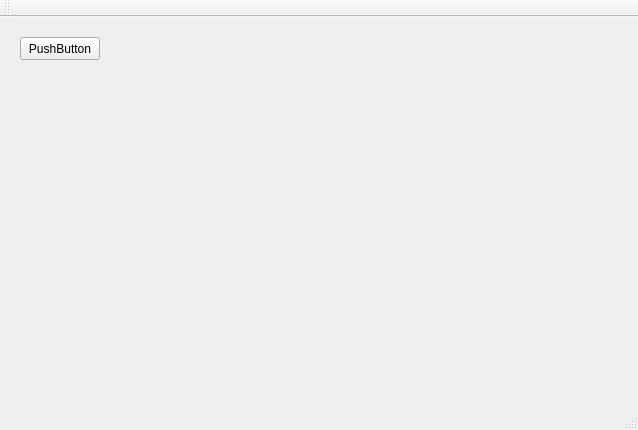
Old version of the form gui/mainwindow.ui in the repository VladimirGl/hand.
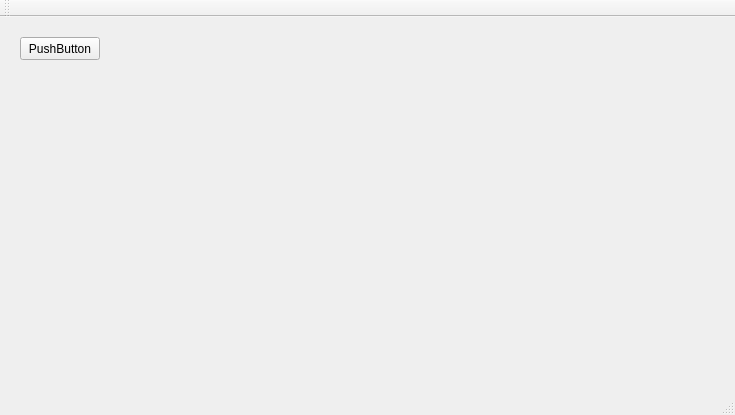
New version of the form.

```diff
--- a/gui/mainwindow.ui
+++ b/gui/mainwindow.ui
@@ -6,8 +6,8 @@
    <rect>
     <x>0</x>
     <y>0</y>
-    <width>638</width>
-    <height>430</height>
+    <width>735</width>
+    <height>415</height>
    </rect>
   </property>
   <property name="windowTitle">
@@ -32,8 +32,8 @@
      <rect>
       <x>130</x>
       <y>20</y>
-      <width>421</width>
-      <height>311</height>
+      <width>521</width>
+      <height>321</height>
      </rect>
     </property>
     <property name="currentIndex">
```
Left out of the diff: 4 changed lines with no effect on the pictures.
